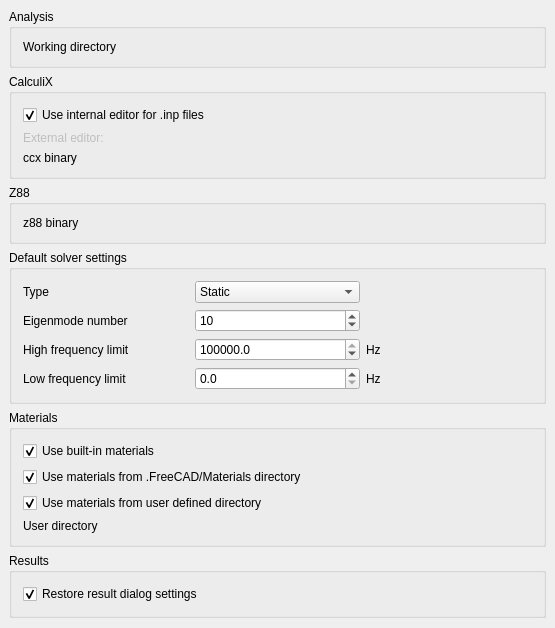
Old version of the form src/Mod/Fem/Gui/DlgSettingsFem.ui in the repository berndhahnebach/All_FreeCAD.
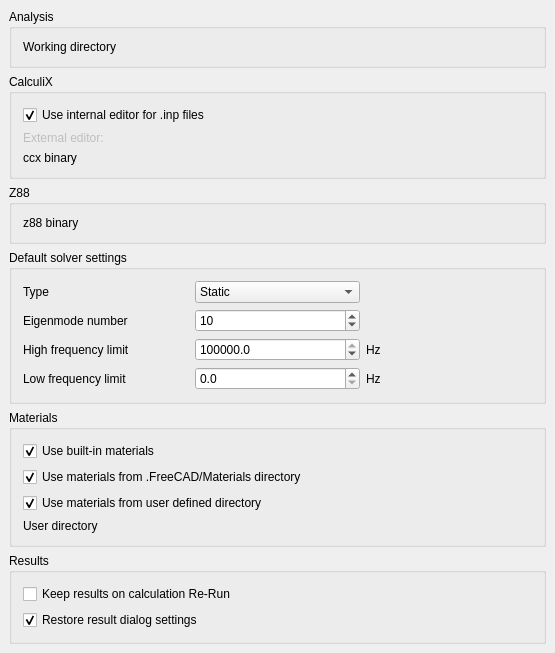
New version of the form. Icons and pictures are not drawn. Custom widgets are drawn as their Qt base class.

Commit message: FEM: add preference setting to keep results on rerun an analysis

```diff
--- a/src/Mod/Fem/Gui/DlgSettingsFem.ui
+++ b/src/Mod/Fem/Gui/DlgSettingsFem.ui
@@ -573,6 +573,25 @@
        <layout class="QHBoxLayout" name="horizontalLayout_5">
         <item>
          <layout class="QVBoxLayout" name="verticalLayout_7">
+          <item>
+           <widget class="Gui::PrefCheckBox" name="cb_keep_results_on_rerun">
+            <property name="enabled">
+             <bool>true</bool>
+            </property>
+            <property name="text">
+             <string>Keep results on calculation Re-Run</string>
+            </property>
+            <property name="checked">
+             <bool>false</bool>
+            </property>
+            <property name="prefEntry" stdset="0">
+             <cstring>KeepResultsOnReRun</cstring>
+            </property>
+            <property name="prefPath" stdset="0">
+             <cstring>Mod/Fem</cstring>
+            </property>
+           </widget>
+          </item>
           <item>
            <widget class="Gui::PrefCheckBox" name="cb_restore_result_dialog">
             <property name="text">
```
The commit also changes 9 other files.
